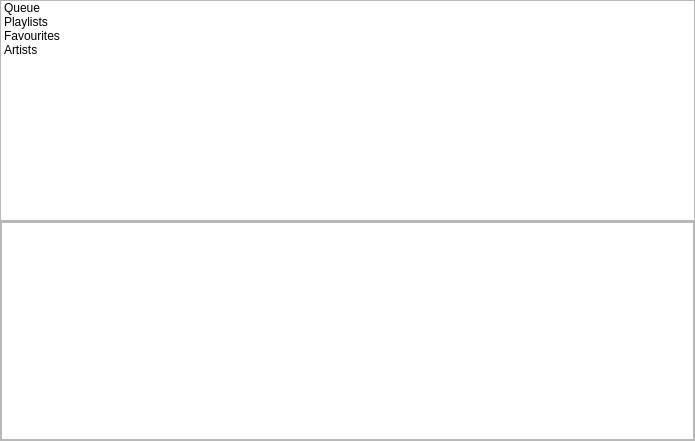
This is MusicPlayer/homepage.ui in Aahad143/FractalWave as Qt 5 draws it before an edit. The edited form follows.
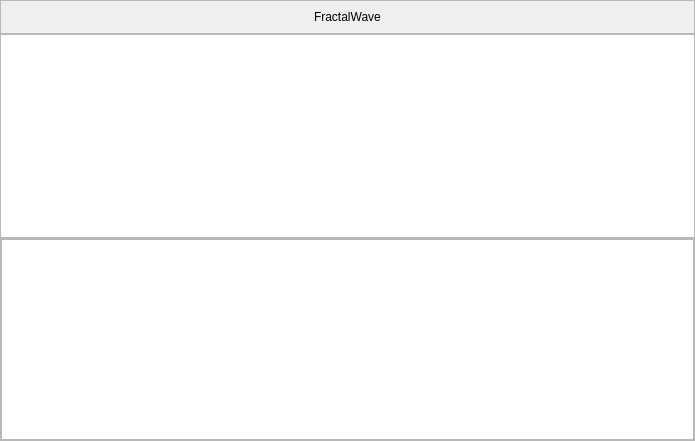
This is the edited form. The open tabs and pages were chosen to show the change. Icons and pictures are not drawn.

Diff of the .ui file:
```diff
--- a/MusicPlayer/homepage.ui
+++ b/MusicPlayer/homepage.ui
@@ -29,26 +29,64 @@
    <property name="bottomMargin">
     <number>0</number>
    </property>
+   <item>
+    <widget class="QFrame" name="headingFrame">
+     <property name="sizePolicy">
+      <sizepolicy hsizetype="Preferred" vsizetype="Fixed">
+       <horstretch>0</horstretch>
+       <verstretch>0</verstretch>
+      </sizepolicy>
+     </property>
+     <property name="frameShape">
+      <enum>QFrame::Shape::StyledPanel</enum>
+     </property>
+     <property name="frameShadow">
+      <enum>QFrame::Shadow::Raised</enum>
+     </property>
+     <layout class="QVBoxLayout" name="verticalLayout_3">
+      <item>
+       <layout class="QHBoxLayout" name="horizontalLayout_5">
+        <item>
+         <widget class="QLabel" name="heading">
+          <property name="sizePolicy">
+           <sizepolicy hsizetype="Maximum" vsizetype="Preferred">
+            <horstretch>0</horstretch>
+            <verstretch>0</verstretch>
+           </sizepolicy>
+          </property>
+          <property name="text">
+           <string>FractalWave</string>
+          </property>
+         </widget>
+        </item>
+       </layout>
+      </item>
+     </layout>
+    </widget>
+   </item>
    <item>
     <widget class="QListWidget" name="homepageTabs">
      <item>
       <property name="text">
-       <string>Queue</string>
+       <string/>
       </property>
-     </item>
-     <item>
-      <property name="text">
-       <string>Playlists</string>
+      <property name="icon">
+       <iconset resource="resources.qrc">
+        <normaloff>:/resources/icons/queue-icon.png</normaloff>:/resources/icons/queue-icon.png</iconset>
       </property>
      </item>
      <item>
       <property name="text">
-       <string>Favourites</string>
+       <string/>
       </property>
      </item>
      <item>
       <property name="text">
-       <string>Artists</string>
+       <string/>
+      </property>
+      <property name="icon">
+       <iconset resource="resources.qrc">
+        <normaloff>:/resources/icons/heart-filled.png</normaloff>:/resources/icons/heart-filled.png</iconset>
       </property>
      </item>
     </widget>
```
Left out of the diff: 10 changed lines with no effect on the pictures.
